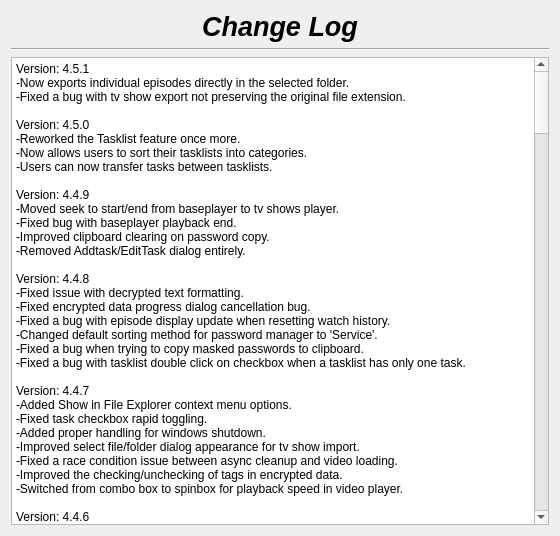
therealMaPMaKeR/MMDiary, file changelog.ui: the form before one commit.
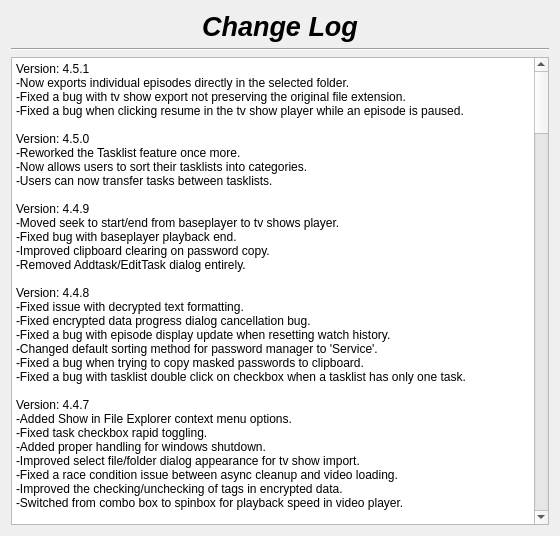
The form after the commit.

Commit message: fixed bug with duplicate export for individual episodes

```diff
--- a/changelog.ui
+++ b/changelog.ui
@@ -55,7 +55,8 @@
 li.unchecked::marker { content: &quot;\2610&quot;; }
 li.checked::marker { content: &quot;\2612&quot;; }
 &lt;/style&gt;&lt;/head&gt;&lt;body style=&quot; font-family:'Segoe UI'; font-size:9pt; font-weight:400; font-style:normal;&quot;&gt;
-&lt;p style=&quot; margin-top:0px; margin-bottom:0px; margin-left:0px; margin-right:0px; -qt-block-indent:0; text-indent:0px;&quot;&gt;Version: 4.5.1&lt;br /&gt;-Now exports individual episodes directly in the selected folder.&lt;br /&gt;-Fixed a bug with tv show export not preserving the original file extension.&lt;br /&gt;&lt;br /&gt;Version: 4.5.0&lt;br /&gt;-Reworked the Tasklist feature once more.&lt;br /&gt;-Now allows users to sort their tasklists into categories.&lt;/p&gt;
+&lt;p style=&quot; margin-top:0px; margin-bottom:0px; margin-left:0px; margin-right:0px; -qt-block-indent:0; text-indent:0px;&quot;&gt;Version: 4.5.1&lt;br /&gt;-Now exports individual episodes directly in the selected folder.&lt;br /&gt;-Fixed a bug with tv show export not preserving the original file extension.&lt;/p&gt;
+&lt;p style=&quot; margin-top:0px; margin-bottom:0px; margin-left:0px; margin-right:0px; -qt-block-indent:0; text-indent:0px;&quot;&gt;-Fixed a bug when clicking resume in the tv show player while an episode is paused.&lt;br /&gt;&lt;br /&gt;Version: 4.5.0&lt;br /&gt;-Reworked the Tasklist feature once more.&lt;br /&gt;-Now allows users to sort their tasklists into categories.&lt;/p&gt;
 &lt;p style=&quot; margin-top:0px; margin-bottom:0px; margin-left:0px; margin-right:0px; -qt-block-indent:0; text-indent:0px;&quot;&gt;-Users can now transfer tasks between tasklists.&lt;br /&gt;&lt;br /&gt;Version: 4.4.9&lt;br /&gt;-Moved seek to start/end from baseplayer to tv shows player.&lt;/p&gt;
 &lt;p style=&quot; margin-top:0px; margin-bottom:0px; margin-left:0px; margin-right:0px; -qt-block-indent:0; text-indent:0px;&quot;&gt;-Fixed bug with baseplayer playback end.&lt;br /&gt;-Improved clipboard clearing on password copy.&lt;br /&gt;-Removed Addtask/EditTask dialog entirely.&lt;br /&gt;&lt;br /&gt;Version: 4.4.8&lt;br /&gt;-Fixed issue with decrypted text formatting.&lt;/p&gt;
 &lt;p style=&quot; margin-top:0px; margin-bottom:0px; margin-left:0px; margin-right:0px; -qt-block-indent:0; text-indent:0px;&quot;&gt;-Fixed encrypted data progress dialog cancellation bug.&lt;/p&gt;
```
The commit also changes 1 other file.
